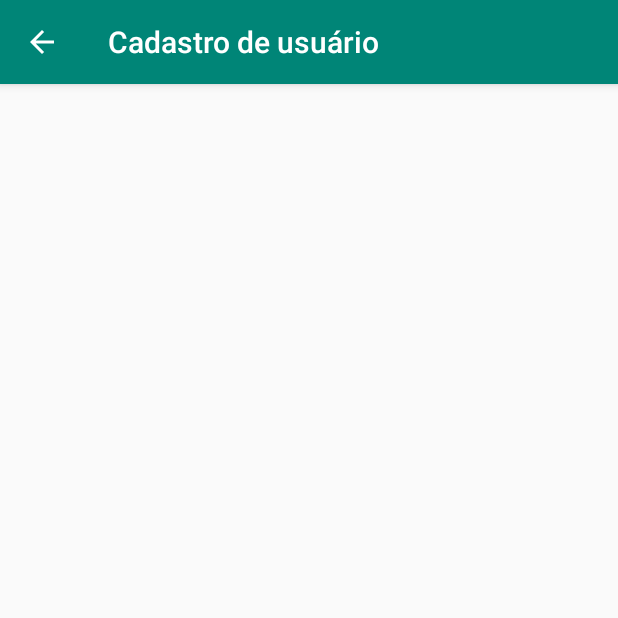
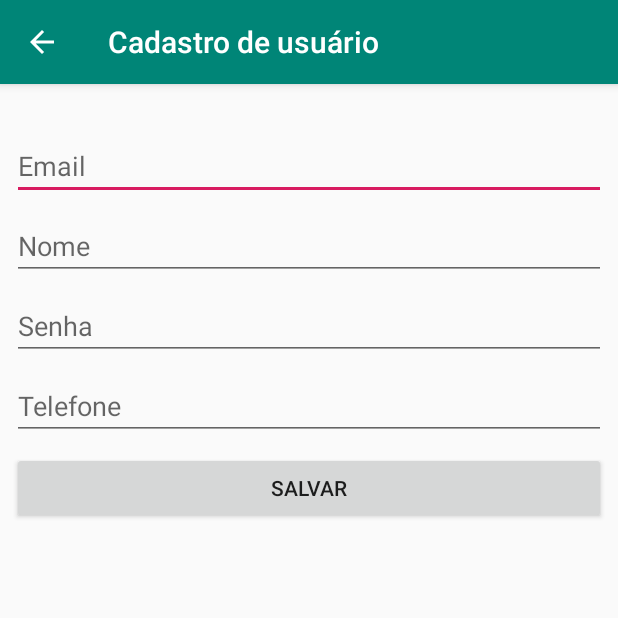
Before and after one commit to willianDeFreitas/exercicioCrudLogin, an Android app: the CadastroDeUsuarioActivity screen opened directly, with no data from a screen before it, on a phone screen of 412 x 824 dp, the top half of it. Run offline under Robolectric (Android 15) with nearby library versions, the phone set to English and light mode, and no system bars.

Commit message:
Cadastro de Usuários

```diff
--- a/app/src/main/AndroidManifest.xml
+++ b/app/src/main/AndroidManifest.xml
@@ -2,7 +2,11 @@
 <manifest xmlns:android="http://schemas.android.com/apk/res/android"
     package="com.example.cruddeusuarios">
 
+    <uses-permission android:name="android.permission.ACCESS_NETWORK_STATE" />
+    <uses-permission android:name="android.permission.INTERNET" />
+
     <application
+        android:usesCleartextTraffic="true"
         android:allowBackup="true"
         android:icon="@mipmap/ic_launcher"
         android:label="@string/app_name"
--- a/app/src/main/java/com/example/cruddeusuarios/services/RetrofitService.java
+++ b/app/src/main/java/com/example/cruddeusuarios/services/RetrofitService.java
@@ -17,7 +17,8 @@
 public class RetrofitService {
 
     private static Context context;
-    private String baseUrl = "https://projeto-integrador-4.herokuapp.com";
+    private String baseUrl = "https://testeexercicio03102019.herokuapp.com";
+    //private String baseUrl = "https://projeto-integrador-4.herokuapp.com";//usado em aula
     private InterfaceDeServicos api;
     private static RetrofitService instancia;
 
--- a/app/src/main/res/layout/activity_cadastro_de_usuario.xml
+++ b/app/src/main/res/layout/activity_cadastro_de_usuario.xml
@@ -6,4 +6,72 @@
     android:layout_height="match_parent"
     tools:context=".activities.CadastroDeUsuarioActivity">
 
+    <EditText
+        android:id="@+id/et_cadastro_usuario_email"
+        android:layout_width="0dp"
+        android:layout_height="wrap_content"
+        android:layout_marginStart="8dp"
+        android:layout_marginTop="32dp"
+        android:layout_marginEnd="8dp"
+        android:ems="10"
+        android:hint="@string/email"
+        android:inputType="textEmailAddress"
+        app:layout_constraintEnd_toEndOf="parent"
+        app:layout_constraintStart_toStartOf="parent"
+        app:layout_constraintTop_toTopOf="parent" />
+
+    <EditText
+        android:id="@+id/et_cadastro_usuario_nome"
+        android:layout_width="0dp"
+        android:layout_height="wrap_content"
+        android:layout_marginStart="8dp"
+        android:layout_marginTop="8dp"
+        android:layout_marginEnd="8dp"
+        android:ems="10"
+        android:hint="Nome"
+        android:inputType="textPersonName"
+        app:layout_constraintEnd_toEndOf="parent"
+        app:layout_constraintStart_toStartOf="parent"
+        app:layout_constraintTop_toBottomOf="@+id/et_cadastro_usuario_email" />
+
+    <EditText
+        android:id="@+id/et_cadastro_usuario_password"
+        android:layout_width="0dp"
+        android:layout_height="wrap_content"
+        android:layout_marginStart="8dp"
+        android:layout_marginTop="8dp"
+        android:layout_marginEnd="8dp"
+        android:ems="10"
+        android:hint="@string/senha"
+        android:inputType="textPassword"
+        app:layout_constraintEnd_toEndOf="parent"
+        app:layout_constraintStart_toStartOf="parent"
+        app:layout_constraintTop_toBottomOf="@+id/et_cadastro_usuario_nome" />
+
+    <EditText
+        android:id="@+id/et_cadastro_usuario_telefone"
+        android:layout_width="0dp"
+        android:layout_height="wrap_content"
+        android:layout_marginStart="8dp"
+        android:layout_marginTop="8dp"
+        android:layout_marginEnd="8dp"
+        android:ems="10"
+        android:hint="Telefone"
+        android:inputType="phone"
+        app:layout_constraintEnd_toEndOf="parent"
+        app:layout_constraintStart_toStartOf="parent"
+        app:layout_constraintTop_toBottomOf="@+id/et_cadastro_usuario_password" />
+
+    <Button
+        android:id="@+id/button2"
+        android:layout_width="0dp"
+        android:layout_height="wrap_content"
+        android:layout_marginStart="8dp"
+        android:layout_marginTop="8dp"
+        android:layout_marginEnd="8dp"
+        android:onClick="cadastrar"
+        android:text="Salvar"
+        app:layout_constraintEnd_toEndOf="parent"
+        app:layout_constraintStart_toStartOf="parent"
+        app:layout_constraintTop_toBottomOf="@+id/et_cadastro_usuario_telefone" />
 </androidx.constraintlayout.widget.ConstraintLayout>
```
Also changed, not shown: app/src/main/java/com/example/cruddeusuarios/activities/CadastroDeUsuarioActivity.java (+33 -0 lines), app/src/main/java/com/example/cruddeusuarios/dto/DtoUser.java (added, +58 -0 lines), app/src/main/java/com/example/cruddeusuarios/services/InterfaceDeServicos.java (+4 -3 lines).
